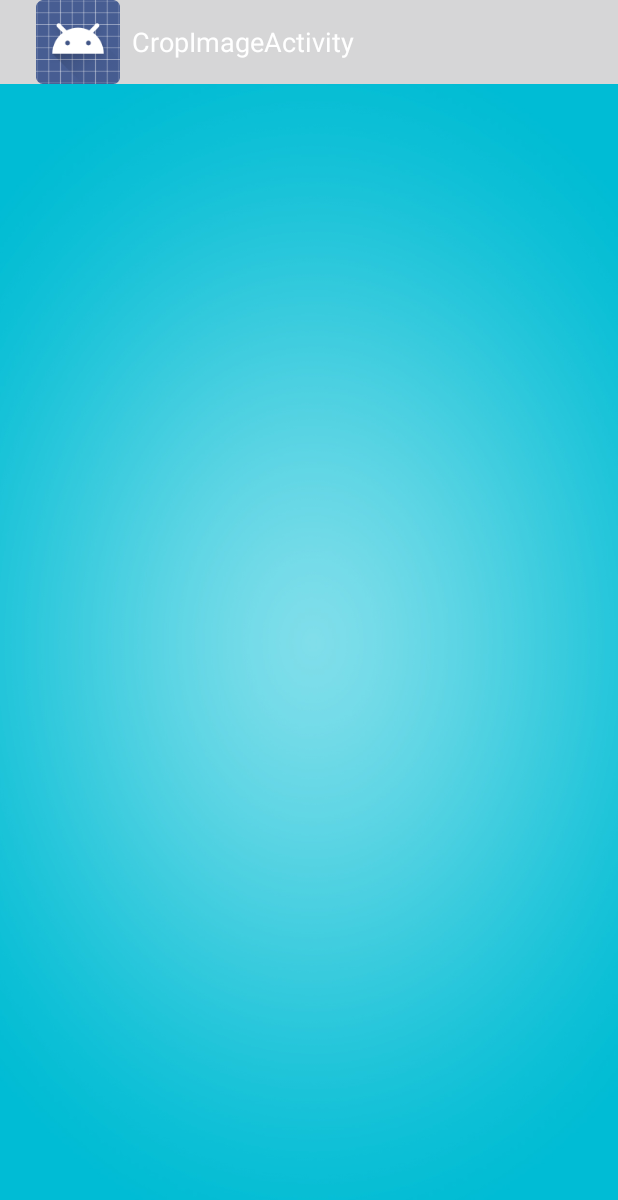
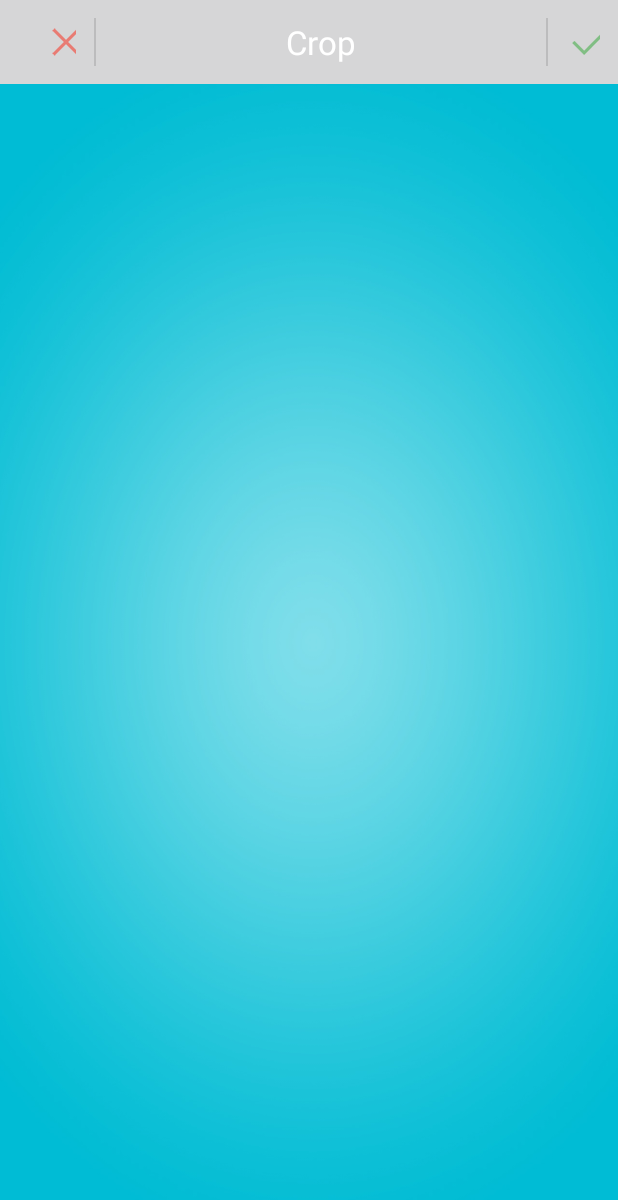
Before and after one commit to vic-kailiu/UGuide, an Android app: the CropImageActivity screen opened directly, with no data from a screen before it, on a phone screen of 412 x 824 dp. Shown: the top 1200 px of the screen. Run offline under Robolectric (Android 15) with nearby library versions, the phone set to English and light mode, and no system bars; libraries missing offline, so code that uses them is left out: com.edmodo.cropper, com.enrique.stackblur; plain views replace CropImageView; 10 statements that could not run were skipped.

Commit message:
crop done

```diff
--- a/app/src/main/AndroidManifest.xml
+++ b/app/src/main/AndroidManifest.xml
@@ -42,10 +42,12 @@
         android:theme="@style/AppTheme">
         <activity
             android:name=".MainActivity"
-            android:label="@string/app_name" />
+            android:label="@string/app_name"
+            android:theme="@style/TransparentActionNav"/>
         <activity
             android:name=".ResultActivity"
-            android:label="@string/app_name" />
+            android:label="@string/app_name"
+            android:theme="@style/TransparentActionNav"/>
         <activity
             android:name=".SplashActivity"
             android:label="@string/title_activity_splash"
--- a/app/src/main/java/com/kai/uguide/CropImageActivity.java
+++ b/app/src/main/java/com/kai/uguide/CropImageActivity.java
@@ -1,5 +1,6 @@
 package com.kai.uguide;
 
+import android.app.ActionBar;
 import android.app.Activity;
 import android.content.Intent;
 import android.graphics.Bitmap;
@@ -10,7 +11,9 @@ import android.graphics.drawable.Drawable;
 import android.os.Bundle;
 import android.util.DisplayMetrics;
 import android.view.Display;
+import android.view.LayoutInflater;
 import android.view.View;
+import android.view.ViewGroup;
 import android.view.animation.Animation;
 import android.view.animation.RotateAnimation;
 
@@ -46,6 +49,42 @@ public class CropImageActivity extends Activity {
     }
 
     private void setCropLayout() {
+        // BEGIN_INCLUDE (inflate_set_custom_view)
+        // Inflate a "Done/Cancel" custom action bar view.
+        final LayoutInflater inflater = (LayoutInflater) getActionBar().getThemedContext()
+                .getSystemService(LAYOUT_INFLATER_SERVICE);
+        final View customActionBarView = inflater.inflate(
+                R.layout.actionbar_custom_view_done_cancel, null);
+        customActionBarView.findViewById(R.id.actionbar_done).setOnClickListener(
+                new View.OnClickListener() {
+                    @Override
+                    public void onClick(View v) {
+                        // "Done"
+                        go_to_search();
+                        //finish();
+                    }
+                });
+        customActionBarView.findViewById(R.id.actionbar_cancel).setOnClickListener(
+                new View.OnClickListener() {
+                    @Override
+                    public void onClick(View v) {
+                        // "Cancel"
+                        finish();
+                    }
+                });
+
+        // Show the custom action bar view and hide the normal Home icon and title.
+        final ActionBar actionBar = getActionBar();
+        actionBar.setDisplayOptions(
+                ActionBar.DISPLAY_SHOW_CUSTOM,
+                ActionBar.DISPLAY_SHOW_CUSTOM | ActionBar.DISPLAY_SHOW_HOME
+                        | ActionBar.DISPLAY_SHOW_TITLE);
+        actionBar.setCustomView(customActionBarView,
+                new ActionBar.LayoutParams(
+                        ViewGroup.LayoutParams.MATCH_PARENT,
+                        ViewGroup.LayoutParams.MATCH_PARENT));
+        // END_INCLUDE (inflate_set_custom_view)
+
         setContentView(R.layout.activity_crop_image);
         cropImageView = (CropImageView) findViewById(R.id.CropImageView);
 
@@ -61,24 +100,9 @@ public class CropImageActivity extends Activity {
 
         float density  = getResources().getDisplayMetrics().density;
         Animation an = new RotateAnimation(0.0f, 360.0f, 32 * density, 32 * density);
-
         an.setDuration(2000);
         an.setRepeatCount(Animation.INFINITE);
         an.setRepeatMode(Animation.INFINITE);
-        //an.setFillAfter(false);              // DO NOT keep rotation after animation
-        //an.setFillEnabled(true);             // Make smooth ending of Animation
-//        an.setAnimationListener(new Animation.AnimationListener() {
-//            @Override
-//            public void onAnimationStart(Animation animation) {}
-//
-//            @Override
-//            public void onAnimationRepeat(Animation animation) {}
-//
-//            @Override
-//            public void onAnimationEnd(Animation animation) {
-//                img.setRotation(180.0f);      // Make instant rotation when Animation is finished
-//            }
-//        });
 
         img.startAnimation(an);
     }
@@ -152,7 +176,7 @@ public class CropImageActivity extends Activity {
         d = new BitmapDrawable(getResources(),  _stackBlurManager.process(30) );//processRenderScript(this, 20) );
     }
 
-    public void go_to_search(View view) {
+    public void go_to_search() {
         Intent i = new Intent(this, MainActivity.class);
 
         Bitmap compressed;
@@ -167,7 +191,7 @@ public class CropImageActivity extends Activity {
         i.putExtra("Image", compressed);
         startActivity(i);
 
-        finish();
+        //finish();
     }
 
 }
--- /dev/null
+++ b/app/src/main/res/layout/actionbar_custom_view_done_cancel.xml
@@ -0,0 +1,45 @@
+<!--
+  Copyright 2013 The Android Open Source Project
+
+  Licensed under the Apache License, Version 2.0 (the "License");
+  you may not use this file except in compliance with the License.
+  You may obtain a copy of the License at
+
+      http://www.apache.org/licenses/LICENSE-2.0
+
+  Unless required by applicable law or agreed to in writing, software
+  distributed under the License is distributed on an "AS IS" BASIS,
+  WITHOUT WARRANTIES OR CONDITIONS OF ANY KIND, either express or implied.
+  See the License for the specific language governing permissions and
+  limitations under the License.
+  -->
+
+<LinearLayout xmlns:android="http://schemas.android.com/apk/res/android"
+    android:layout_width="match_parent"
+    android:layout_height="match_parent"
+    android:orientation="horizontal"
+    android:divider="?android:attr/dividerVertical"
+    android:showDividers="middle"
+    android:dividerPadding="12dp"
+    android:textAlignment="center">
+
+    <include layout="@layout/include_cancel_button"/>
+
+    <RelativeLayout
+        android:layout_width="300dp"
+        android:layout_height="fill_parent">
+
+        <TextView
+            android:layout_width="wrap_content"
+            android:layout_height="wrap_content"
+            android:textAppearance="?android:attr/textAppearanceLarge"
+            android:text="Crop"
+            android:id="@+id/textView3"
+            android:layout_gravity="center"
+            android:layout_alignParentTop="false"
+            android:layout_alignParentLeft="false"
+            android:layout_centerInParent="true" />
+    </RelativeLayout>
+
+    <include layout="@layout/include_done_button"/>
+</LinearLayout>
--- /dev/null
+++ b/app/src/main/res/layout/include_cancel_button.xml
@@ -0,0 +1,32 @@
+<!--
+  Copyright 2013 The Android Open Source Project
+
+  Licensed under the Apache License, Version 2.0 (the "License");
+  you may not use this file except in compliance with the License.
+  You may obtain a copy of the License at
+
+      http://www.apache.org/licenses/LICENSE-2.0
+
+  Unless required by applicable law or agreed to in writing, software
+  distributed under the License is distributed on an "AS IS" BASIS,
+  WITHOUT WARRANTIES OR CONDITIONS OF ANY KIND, either express or implied.
+  See the License for the specific language governing permissions and
+  limitations under the License.
+  -->
+
+<FrameLayout xmlns:android="http://schemas.android.com/apk/res/android"
+    style="?android:actionButtonStyle"
+    android:id="@+id/actionbar_cancel"
+    android:layout_width="0dp"
+    android:layout_height="match_parent"
+    android:layout_weight="1">
+
+    <TextView style="?android:actionBarTabTextStyle"
+        android:layout_width="wrap_content"
+        android:layout_height="wrap_content"
+        android:layout_gravity="center"
+        android:paddingRight="20dp"
+        android:drawableLeft="@drawable/ic_action_cancel"
+        android:drawablePadding="8dp"
+        android:gravity="center_vertical"/>
+</FrameLayout>
--- /dev/null
+++ b/app/src/main/res/layout/include_done_button.xml
@@ -0,0 +1,32 @@
+<!--
+  Copyright 2013 The Android Open Source Project
+
+  Licensed under the Apache License, Version 2.0 (the "License");
+  you may not use this file except in compliance with the License.
+  You may obtain a copy of the License at
+
+      http://www.apache.org/licenses/LICENSE-2.0
+
+  Unless required by applicable law or agreed to in writing, software
+  distributed under the License is distributed on an "AS IS" BASIS,
+  WITHOUT WARRANTIES OR CONDITIONS OF ANY KIND, either express or implied.
+  See the License for the specific language governing permissions and
+  limitations under the License.
+  -->
+
+<FrameLayout xmlns:android="http://schemas.android.com/apk/res/android"
+    style="?android:actionButtonStyle"
+    android:id="@+id/actionbar_done"
+    android:layout_width="0dp"
+    android:layout_height="match_parent"
+    android:layout_weight="1">
+
+    <TextView style="?android:actionBarTabTextStyle"
+        android:layout_width="wrap_content"
+        android:layout_height="wrap_content"
+        android:layout_gravity="center"
+        android:paddingRight="20dp"
+        android:drawableLeft="@drawable/ic_action_done"
+        android:drawablePadding="8dp"
+        android:gravity="center_vertical"/>
+</FrameLayout>
--- a/app/src/main/res/values/strings.xml
+++ b/app/src/main/res/values/strings.xml
@@ -4,6 +4,7 @@
     <string name="app_name">UGuide</string>
     <string name="action_settings">Settings</string>
     <string name="album">Select from album</string>
+    <string name="done">Done</string>
     <string name="cancel">Cancel</string>
     <string name="bt_start">Searching...</string>
     <string name="return_btn">Return</string>
@@ -20,7 +21,7 @@
     <string name="camera">Camera</string>
     <string name="gallery">Gallery</string>
     <string name="or">or</string>
-    <string name="title_activity_crop_image">CropImageActivity</string>
+    <string name="title_activity_crop_image">Loading Image...</string>
     <string name="next">Next(Search)</string>
     <string name="title_activity_text_to_speech">TextToSpeechActivity</string>
     <string name="Speak">Speak</string>
```
Also changed, not shown: app/src/main/java/com/kai/uguide/MainActivity.java (+4 -103 lines), app/src/main/java/com/kai/uguide/SelectImageActivity.java (+6 -6 lines), app/src/main/res/layout/img_demo.xml (deleted, +0 -39 lines), app/src/main/res/layout/search_demo.xml (+0 -7 lines), app/src/main/res/drawable-hdpi/ic_action_cancel.png (added), app/src/main/res/drawable-hdpi/ic_action_done.png (added), app/src/main/res/drawable-mdpi/ic_action_cancel.png (added), app/src/main/res/drawable-mdpi/ic_action_done.png (added), app/src/main/res/drawable-xhdpi/ic_action_cancel.png (added), app/src/main/res/drawable-xhdpi/ic_action_done.png (added).
